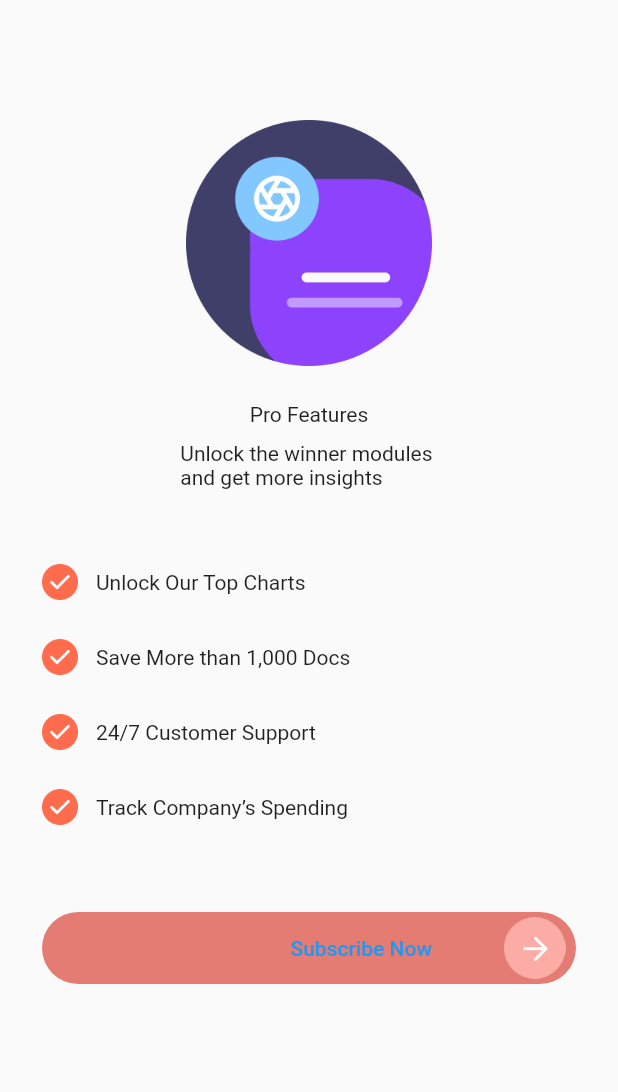
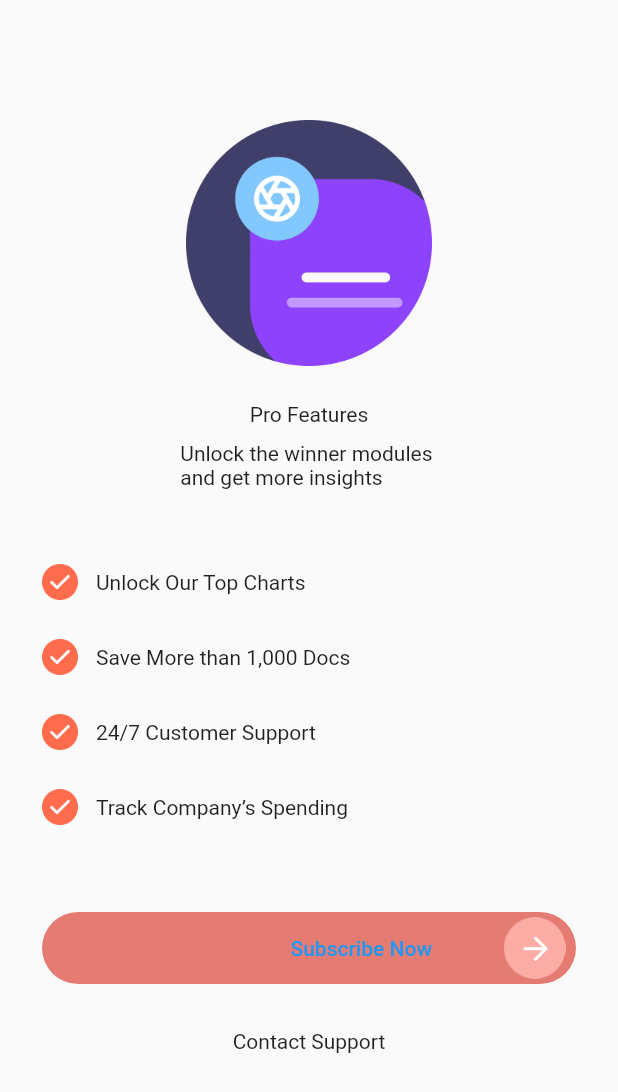
Before and after one commit to nandaarya/seven_days_challange, a Flutter app: the screen it shows after launch, on a phone screen of 412 x 824 dp. Shown: the top 1092 px of the screen. Run offline on Flutter 3.47's test engine with Material 2 defaults, Android fonts, the phone set to English and light mode, and no system bars; our stand-ins replace google_fonts.

Commit message:
add text and space

```diff
--- a/lib/pages/second_pricing.dart
+++ b/lib/pages/second_pricing.dart
@@ -85,6 +85,8 @@ class SecondPricingScreen extends StatelessWidget {
                 ),
               ),
             ),
+            SizedBox(height: 30,),
+            Text('Contact Support'),
           ],
         ),
       ),
```
